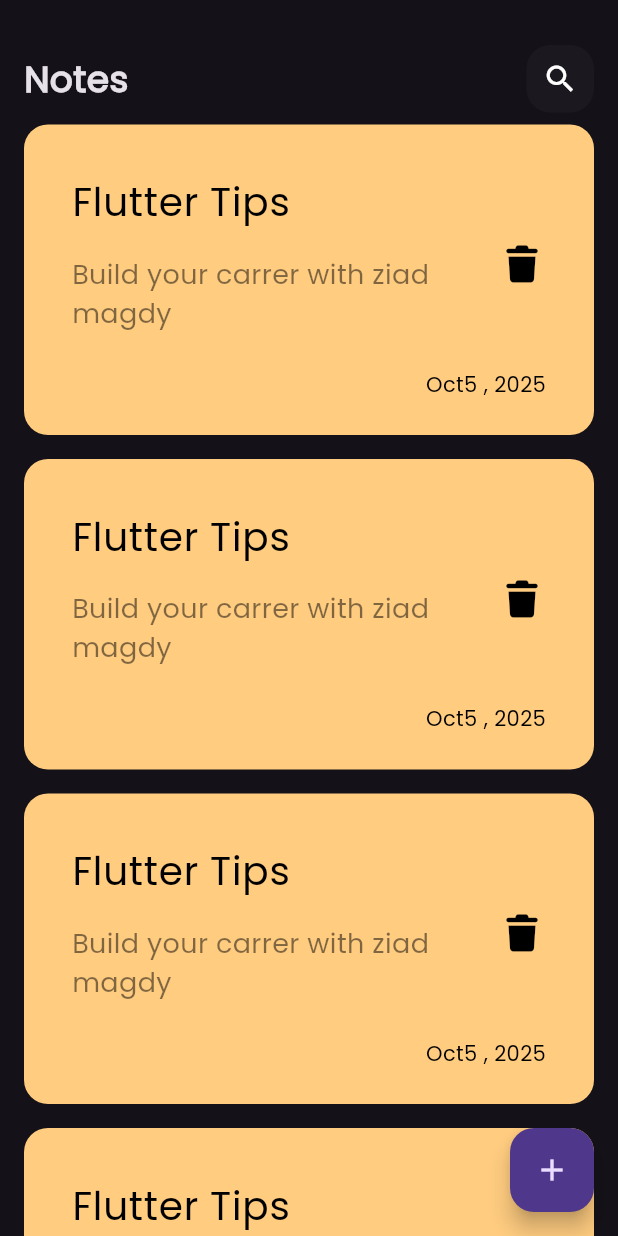
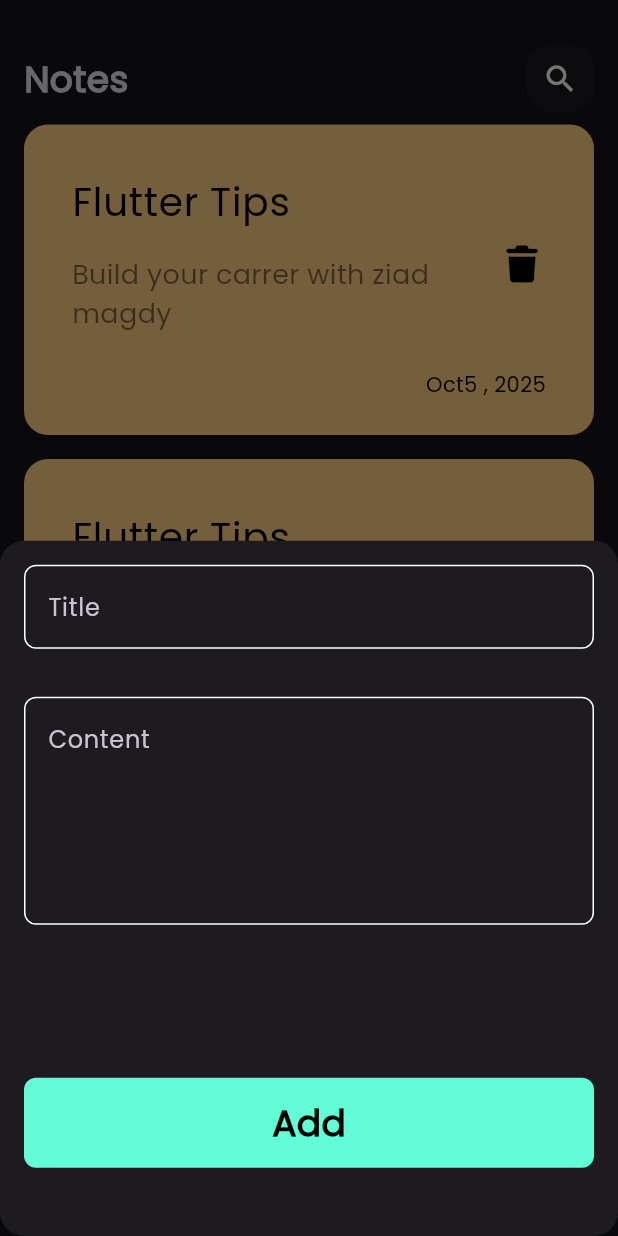
Before and after one commit to ziadmagdy109/Simple-Notes, a Flutter app: the screen it shows after launch, after a tap on the "add" icon, on a phone screen of 412 x 824 dp. Run offline on Flutter 3.47's test engine with Material 3 defaults, Android fonts, the phone set to English and light mode, and no system bars; our stand-ins replace font_awesome_flutter.

Commit message:
build showModalBottomSheet

```diff
--- /dev/null
+++ b/lib/constants.dart
@@ -0,0 +1,3 @@
+import 'package:flutter/cupertino.dart';
+
+const kPrimaryColor = Color(0xff62FCD7);
--- a/lib/views/home_page.dart
+++ b/lib/views/home_page.dart
@@ -1,4 +1,5 @@
 import 'package:flutter/material.dart';
+import 'package:notes/widgets/add_note_bottom_sheet.dart';
 import 'package:notes/widgets/custom_app_bar.dart';
 import 'package:notes/widgets/notes_list_view.dart';
 
@@ -20,7 +21,15 @@
           ),
         ),
         floatingActionButton: FloatingActionButton(
-          onPressed: () {},
+          onPressed: () {
+            showModalBottomSheet(
+              shape: RoundedRectangleBorder(
+                borderRadius: BorderRadiusGeometry.circular(16),
+              ),
+              context: context,
+              builder: (context) => const AddNoteBottomSheet(),
+            );
+          },
           child: Icon(Icons.add),
         ),
       ),
--- /dev/null
+++ b/lib/widgets/add_note_bottom_sheet.dart
@@ -0,0 +1,21 @@
+import 'package:flutter/material.dart';
+import 'package:notes/widgets/custom_butom.dart';
+import 'package:notes/widgets/custom_text_field.dart';
+
+class AddNoteBottomSheet extends StatelessWidget {
+  const AddNoteBottomSheet({super.key});
+
+  @override
+  Widget build(BuildContext context) {
+    return Container(
+      child: Column(
+        children: [
+          CustomTextField(hintText: "Title"),
+          CustomTextField(hintText: "Content", maxLines: 5),
+          SizedBox(height: 70),
+          CustomButom(),
+        ],
+      ),
+    );
+  }
+}
--- /dev/null
+++ b/lib/widgets/custom_butom.dart
@@ -0,0 +1,31 @@
+import 'package:flutter/material.dart';
+import 'package:notes/constants.dart';
+
+class CustomButom extends StatelessWidget {
+  const CustomButom({super.key});
+
+  @override
+  Widget build(BuildContext context) {
+    return Padding(
+      padding: const EdgeInsets.all(16),
+      child: Container(
+        height: 60,
+        width: MediaQuery.of(context).size.width,
+        decoration: BoxDecoration(
+          color: kPrimaryColor,
+          borderRadius: BorderRadius.circular(8),
+        ),
+        child: Center(
+          child: Text(
+            "Add",
+            style: TextStyle(
+              color: Colors.black,
+              fontWeight: FontWeight.bold,
+              fontSize: 24,
+            ),
+          ),
+        ),
+      ),
+    );
+  }
+}
--- /dev/null
+++ b/lib/widgets/custom_text_field.dart
@@ -0,0 +1,31 @@
+import 'package:flutter/material.dart';
+import 'package:notes/constants.dart';
+
+class CustomTextField extends StatelessWidget {
+  const CustomTextField({super.key, required this.hintText, this.maxLines = 1});
+  final String hintText;
+  final int maxLines;
+  @override
+  Widget build(BuildContext context) {
+    return Padding(
+      padding: const EdgeInsets.all(16),
+      child: TextField(
+        maxLines: maxLines,
+        cursorColor: kPrimaryColor,
+        decoration: InputDecoration(
+          hintText: hintText,
+          border: builderBorder(),
+          enabledBorder: builderBorder(),
+          focusedBorder: builderBorder(kPrimaryColor),
+        ),
+      ),
+    );
+  }
+
+  OutlineInputBorder builderBorder([Color]) {
+    return OutlineInputBorder(
+      borderRadius: BorderRadius.circular(8),
+      borderSide: BorderSide(color: Color ?? Colors.white),
+    );
+  }
+}
--- a/lib/widgets/notes_list_view.dart
+++ b/lib/widgets/notes_list_view.dart
@@ -7,6 +7,7 @@
   @override
   Widget build(BuildContext context) {
     return ListView.builder(
+      padding: EdgeInsets.zero,
       itemBuilder: (context, index) => Padding(
         padding: const EdgeInsets.symmetric(vertical: 8),
         child: NoteItem(),
```
